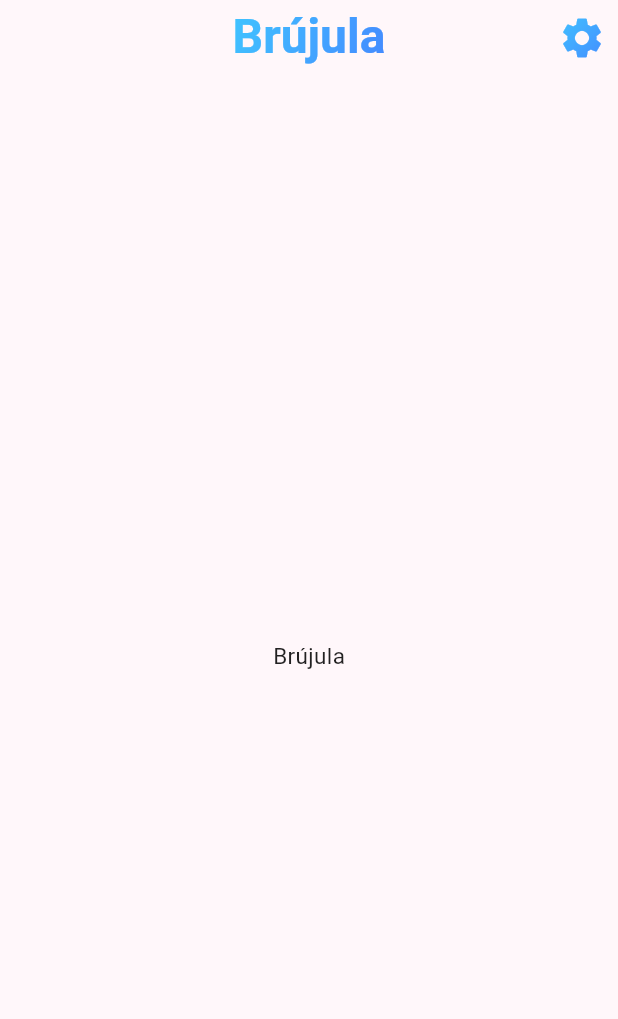
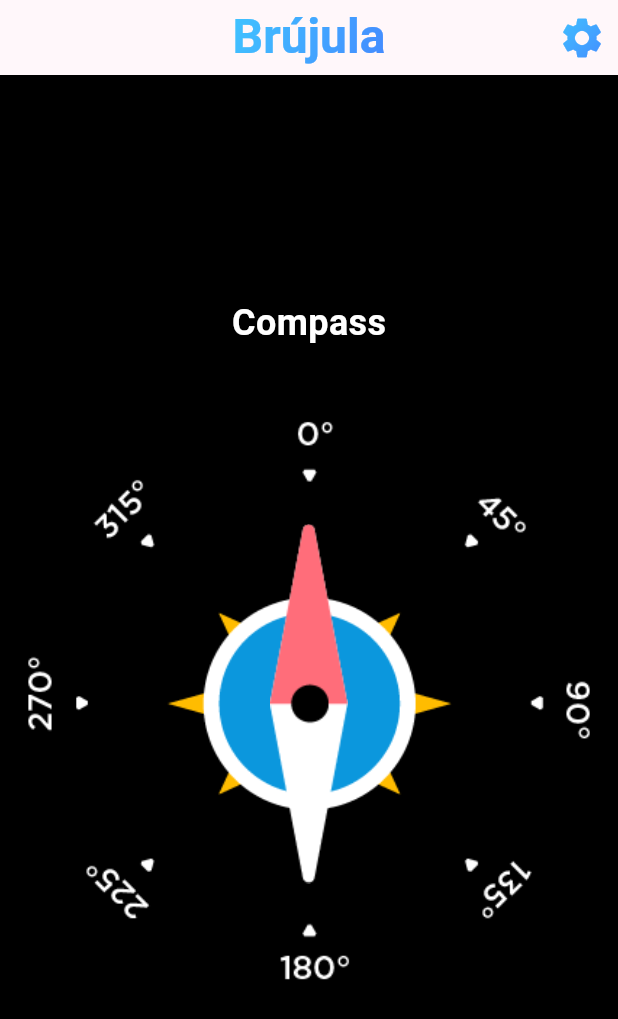
Before and after one commit to Mackneto66/permisos_app, a Flutter app: the CompassScreen screen opened by its route, on a phone screen of 412 x 824 dp. Shown: the top 1019 px of the screen. Run offline on Flutter 3.47's test engine with Material 3 defaults, Android fonts, the phone set to English and light mode, and no system bars; our stand-ins replace flutter_riverpod, go_router, permission_handler, sensors_plus; Roboto replaces fonts that are missing (RobotoMono).

Commit message:
feat: compass - add images to assets - Handle location permissions - create compass UI as a separate widget

```diff
--- a/lib/presentation/screens/screens.dart
+++ b/lib/presentation/screens/screens.dart
@@ -1,5 +1,6 @@
 export './home/home_screen.dart';
 export './permission/permisions_screen.dart';
+export './permission/ask_location_screen.dart';
 export './sensors/accelerometer_screen.dart';
 export './sensors/compass_screen.dart';
 export './sensors/gyroscope_ball_screen.dart';
--- a/lib/presentation/screens/sensors/compass_screen.dart
+++ b/lib/presentation/screens/sensors/compass_screen.dart
@@ -1,14 +1,22 @@
 import 'package:flutter/material.dart';
+import 'package:flutter_riverpod/flutter_riverpod.dart';
+import 'package:permisos_app/presentation/screens/screens.dart';
+import 'package:permisos_app/presentation/screens/providers/provider.dart';
 import 'package:permisos_app/presentation/widgets/widget.dart';
 
-class CompassScreen extends StatelessWidget {
+class CompassScreen extends ConsumerWidget {
   const CompassScreen({super.key});
 
   @override
-  Widget build(BuildContext context) {
+  Widget build(BuildContext context, ref) {
+    final locationGranted = ref.watch(permissionsProvider).locationGranted;
+    if (!locationGranted) {
+      return AskLocationScreen();
+    }
     return Scaffold(
+      backgroundColor: Colors.black,
       appBar: AppBarCustomWidget(title: 'Brújula'),
-      body: Center(child: Text('Brújula')),
+      body: Center(child: CompassWidget()),
     );
   }
 }
--- /dev/null
+++ b/lib/presentation/widgets/sensor/compass_widget.dart
@@ -0,0 +1,31 @@
+import 'package:flutter/material.dart';
+
+class CompassWidget extends StatelessWidget {
+  const CompassWidget({super.key});
+
+  @override
+  Widget build(BuildContext context) {
+    return Column(
+      mainAxisAlignment: MainAxisAlignment.center,
+      crossAxisAlignment: CrossAxisAlignment.center,
+      children: [
+        const Text(
+          'Compass',
+          style: TextStyle(
+              fontWeight: FontWeight.bold, color: Colors.white, fontSize: 24),
+        ),
+        const SizedBox(height: 30),
+        Padding(
+          padding: const EdgeInsets.all(16.0),
+          child: Stack(
+            alignment: Alignment.center,
+            children: [
+              Image.asset('assets/images/quadrant-3.png'),
+              Image.asset('assets/images/needle-1.png'),
+            ],
+          ),
+        )
+      ],
+    );
+  }
+}
--- a/lib/presentation/widgets/widget.dart
+++ b/lib/presentation/widgets/widget.dart
@@ -2,6 +2,7 @@ export './app_bar_custom/app_bar_custom_widget.dart';
 export './app_bar_custom/sliver_appbar_widget.dart';
 export './dialogs/alert_dialog_widget.dart';
 export './home/menu_item_widget.dart';
+export './sensor/compass_widget.dart';
 export './sensor/moving_ball_widget.dart';
 export './sensor/ball_widget.dart';
 export './shared/appbar/icon_settings_widget.dart';
--- a/pubspec.yaml
+++ b/pubspec.yaml
@@ -9,6 +9,7 @@ environment:
 dependencies:
   flutter:
     sdk: flutter
+  flutter_compass: ^0.8.1
   flutter_riverpod: ^3.0.1
   go_router: ^16.2.4
   permission_handler: ^12.0.0+1
@@ -23,6 +24,8 @@ dev_dependencies:
 flutter:
   uses-material-design: true
 
+  assets:
+    - assets/images/
   fonts:
     - family: RobotoMonoMono
       fonts:
```
Also changed, not shown: lib/presentation/screens/permission/ask_location_screen.dart (added, +26 -0 lines), assets/images/needle-1.png (added), assets/images/needle-2.png (added), assets/images/needle-3.png (added), assets/images/needle-4.png (added), assets/images/needle-5.png (added), assets/images/needle-6.png (added), assets/images/needle-7.png (added), assets/images/quadrant-1.png (added), assets/images/quadrant-2.png (added), assets/images/quadrant-3.png (added), assets/images/quadrant-4.png (added), lib/config/config.dart (line endings or trailing spaces), lib/presentation/widgets/app_bar_custom/app_bar_custom_widget.dart (line endings or trailing spaces).
